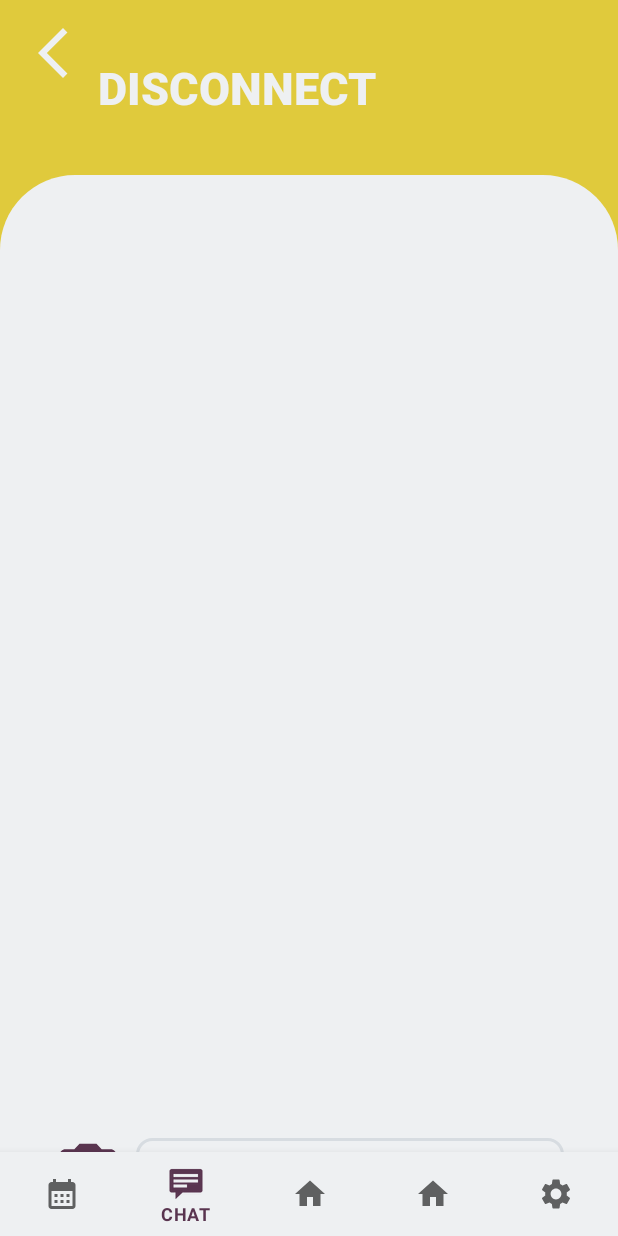
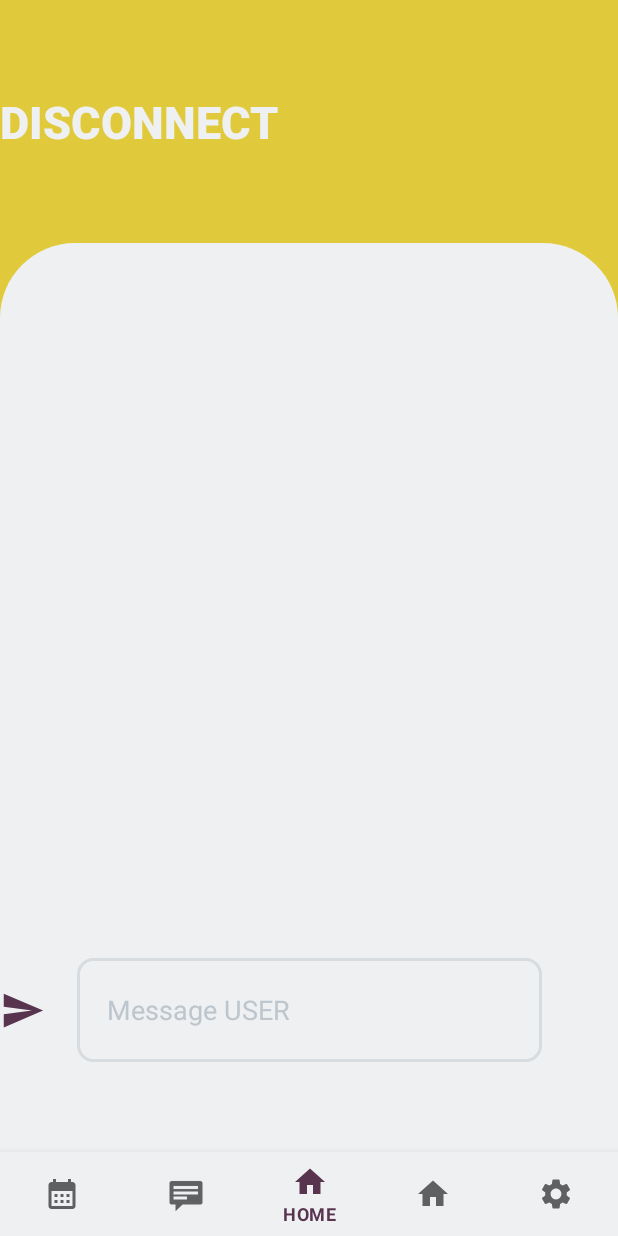
Before and after one commit to beezha/Software_Development_23-24, an Android app: the Chat screen opened through its navigation route, on a phone screen of 412 x 824 dp. Run offline under Robolectric (Android 15) with nearby library versions, the phone set to English and light mode, and no system bars; our stand-ins replace Firebase (no records; nobody signed in at launch, a user with empty details on screens opened directly), navigation-ui.

Commit message:
Added features == changed where the settings menu item would lead to depending if the user is signed in or not. not being signed in would lead to login fragment and being logged in would lead to settings fragment == linked app with a Firebase project
Added files
== Login.kt (login fragment)
== fragment_login.xml (login fragment design)
== google-services.json (needed for google authentication

Edits made
== changed layout of chat fragment for future development
== changed logic behind the inflation of fragments in ActivityMain.kt for
the login feature

TODO
== add email and password authentication
== add google authentication

```diff
--- a/app/build.gradle.kts
+++ b/app/build.gradle.kts
@@ -1,6 +1,7 @@
 plugins {
     id("com.android.application")
     id("org.jetbrains.kotlin.android")
+    id("com.google.gms.google-services")
 }
 
 android {
@@ -45,6 +46,8 @@ dependencies {
     implementation("androidx.lifecycle:lifecycle-viewmodel-ktx:2.6.1")
     implementation("androidx.navigation:navigation-fragment-ktx:2.6.0")
     implementation("androidx.navigation:navigation-ui-ktx:2.6.0")
+    implementation("com.google.firebase:firebase-auth:22.3.1")
+    implementation("com.google.android.gms:play-services-auth:21.0.0")
     testImplementation("junit:junit:4.13.2")
     androidTestImplementation("androidx.test.ext:junit:1.1.5")
     androidTestImplementation("androidx.test.espresso:espresso-core:3.5.1")
--- a/app/src/main/java/com/example/softwaredevelopment23_24/MainActivity.kt
+++ b/app/src/main/java/com/example/softwaredevelopment23_24/MainActivity.kt
@@ -3,11 +3,13 @@ package com.example.softwaredevelopment23_24
 import android.os.Bundle
 import com.google.android.material.bottomnavigation.BottomNavigationView
 import androidx.appcompat.app.AppCompatActivity
+import androidx.appcompat.view.menu.MenuView
 import androidx.navigation.findNavController
 import androidx.navigation.ui.AppBarConfiguration
 import androidx.navigation.ui.setupActionBarWithNavController
 import androidx.navigation.ui.setupWithNavController
 import com.example.softwaredevelopment23_24.databinding.ActivityMainBinding
+import com.google.firebase.auth.FirebaseAuth
 
 class MainActivity : AppCompatActivity() {
 
@@ -20,13 +22,51 @@ class MainActivity : AppCompatActivity() {
         setContentView(binding.root)
 
         val navView: BottomNavigationView = binding.navView
+        val navController = findNavController(R.id.nav_host_fragment_activity_main)
 
-        val navController = findNavController(R.id.nav_host_fragment_activity_main)
-        // Passing each menu ID as a set of Ids because each
-        // menu should be considered as top level destinations.
-        val appBarConfiguration = AppBarConfiguration(setOf(
-                R.id.navigation_home, R.id.navigation_chat, R.id.navigation_calendar))
-//        setupActionBarWithNavController(navController, appBarConfiguration)
-        navView.setupWithNavController(navController)
+        // Determine if the user is authenticated and make a boolean value
+        val isAuthenticated = FirebaseAuth.getInstance().currentUser != null
+
+        /* This overly long and complicated code is parsing each view id and
+            pairing it with the id of the fragments. This is needed
+            so the the settings menu item will either go to the login
+            fragment or the settings fragment depending on user
+            authentication status.
+         */
+        navView.selectedItemId = R.id.navigation_home
+
+        navView.setOnItemSelectedListener { item ->
+            when (item.itemId) {
+                R.id.navigation_home -> {
+                    navController.navigate(R.id.navigation_home)
+                    true
+                }
+
+                R.id.navigation_chat -> {
+                    navController.navigate(R.id.navigation_chat)
+                    true
+                }
+
+                R.id.navigation_calendar -> {
+                    navController.navigate(R.id.navigation_calendar)
+                    true
+                }
+
+                R.id.navigation_pet -> {
+                    navController.navigate(R.id.navigation_pet)
+                    true
+                }
+
+                R.id.navigation_settings -> {
+                    if (isAuthenticated) {
+                        navController.navigate(R.id.navigation_settings_authenticated)
+                    } else {
+                        navController.navigate(R.id.navigation_settings_unauthenticated)
+                    }
+                    true
+                }
+                else -> false
+            }
+        }
     }
 }
--- a/app/src/main/res/layout/fragment_chat.xml
+++ b/app/src/main/res/layout/fragment_chat.xml
@@ -11,61 +11,30 @@
         android:id="@+id/disconnectText"
         android:layout_width="wrap_content"
         android:layout_height="wrap_content"
-        android:layout_marginStart="10dp"
         android:fontFamily="sans-serif-black"
         android:text="@string/disconnect"
         android:textColor="@color/white"
         android:textSize="30sp"
         app:layout_constraintBottom_toTopOf="@+id/chatBackground"
-        app:layout_constraintStart_toEndOf="@+id/dissconnectArrow"
-        app:layout_constraintTop_toTopOf="parent" />
-
-    <ImageView
-        android:id="@+id/dissconnectArrow"
-        android:layout_width="40dp"
-        android:layout_height="40dp"
-        android:layout_marginStart="15dp"
-        android:layout_marginTop="15dp"
-        android:background="@drawable/forward_arrow"
-        android:backgroundTint="@color/white"
-        android:rotation="180"
-        app:layout_constraintStart_toStartOf="parent"
-        app:layout_constraintTop_toTopOf="parent" />
+        app:layout_constraintTop_toTopOf="parent"
+        tools:layout_editor_absoluteX="65dp" />
 
     <ImageView
         android:id="@+id/chatBackground"
         android:layout_width="match_parent"
         android:layout_height="662dp"
-        android:layout_marginTop="15dp"
         android:src="@drawable/chat_background"
         app:layout_constraintBottom_toBottomOf="parent"
         app:layout_constraintEnd_toEndOf="parent"
         app:layout_constraintHorizontal_bias="0.0"
-        app:layout_constraintStart_toStartOf="parent"
-        app:layout_constraintTop_toBottomOf="@+id/dissconnectArrow" />
-
-    <ImageButton
-        android:id="@+id/imageButton"
-        android:layout_width="45dp"
-        android:layout_height="45dp"
-        android:layout_marginStart="36dp"
-        android:layout_marginBottom="15dp"
-        android:background="@drawable/camera"
-        android:backgroundTint="@color/purple"
-        app:layout_constraintBottom_toBottomOf="parent"
-        app:layout_constraintStart_toStartOf="@+id/chatBackground"
-        app:layout_constraintTop_toTopOf="@+id/chatBackground"
-        app:layout_constraintVertical_bias="0.993" />
+        app:layout_constraintStart_toStartOf="parent" />
 
     <EditText
         android:id="@+id/editTextText"
-        android:layout_width="285dp"
-        android:layout_height="45dp"
-        android:layout_marginStart="10dp"
-        android:layout_marginEnd="36dp"
+        android:layout_width="310dp"
+        android:layout_height="69dp"
         android:layout_marginBottom="15dp"
         android:background="@drawable/chat_edit_text_background"
-        android:drawableRight="@drawable/send_image"
         android:drawableTint="@color/purple"
         android:ems="10"
         android:inputType="text"
@@ -75,9 +44,20 @@
         android:textColor="@color/light_warm_gray"
         app:layout_constraintBottom_toBottomOf="parent"
         app:layout_constraintEnd_toEndOf="parent"
-        app:layout_constraintHorizontal_bias="1.0"
-        app:layout_constraintStart_toEndOf="@+id/imageButton"
+        app:layout_constraintStart_toStartOf="parent"
         app:layout_constraintTop_toTopOf="@+id/chatBackground"
-        app:layout_constraintVertical_bias="0.993" />
+        app:layout_constraintVertical_bias="0.826" />
+
+    <Button
+        android:id="@+id/button2"
+        android:layout_width="30dp"
+        android:layout_height="30dp"
+        android:layout_marginTop="16dp"
+        android:layout_marginBottom="13dp"
+        android:background="@drawable/send_image"
+        app:layout_constraintBottom_toBottomOf="@+id/editTextText"
+        app:layout_constraintTop_toTopOf="@+id/editTextText"
+        app:layout_constraintVertical_bias="0.41"
+        tools:layout_editor_absoluteX="318dp" />
 
 </androidx.constraintlayout.widget.ConstraintLayout>
--- a/app/src/main/res/navigation/mobile_navigation.xml
+++ b/app/src/main/res/navigation/mobile_navigation.xml
@@ -10,17 +10,21 @@
         android:name="com.example.softwaredevelopment23_24.ui.home.HomeFragment"
         android:label="@string/title_home"
         tools:layout="@layout/fragment_home" />
-
     <fragment
         android:id="@+id/navigation_calendar"
         android:name="com.example.softwaredevelopment23_24.ui.calendar.CalendarFragment"
         android:label="@string/title_calendar"
         tools:layout="@layout/fragment_calendar" />
     <fragment
-        android:id="@+id/navigation_settings"
+        android:id="@+id/navigation_settings_authenticated"
         android:name="com.example.softwaredevelopment23_24.navigation_settings"
         android:label="@string/title_settings"
         tools:layout="@layout/fragment_settings" />
+    <fragment
+        android:id="@+id/navigation_settings_unauthenticated"
+        android:name="com.example.softwaredevelopment23_24.Login"
+        android:label="@string/title_home"
+        tools:layout="@layout/fragment_login" />
     <fragment
         android:id="@+id/navigation_pet"
         android:name="com.example.softwaredevelopment23_24.BlankFragment"
--- a/build.gradle.kts
+++ b/build.gradle.kts
@@ -1,3 +1,8 @@
+buildscript {
+    dependencies {
+        classpath("com.google.gms:google-services:4.4.1")
+    }
+}
 // Top-level build file where you can add configuration options common to all sub-projects/modules.
 plugins {
     id("com.android.application") version "8.2.0" apply false
```
Also changed, not shown: app/src/main/java/com/example/softwaredevelopment23_24/Login.kt (added, +82 -0 lines), app/src/main/res/layout/fragment_login.xml (added, +52 -0 lines), 1 other file.
